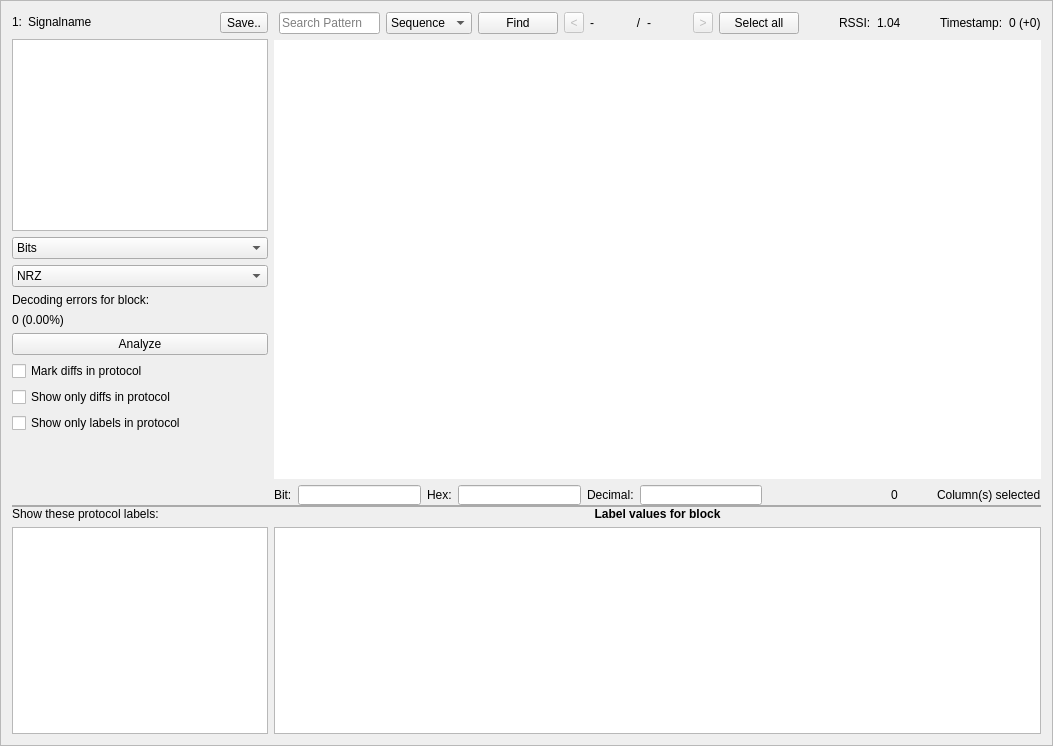
First picture: the form in ui/analysis_frame.ui, repository jopohl/urh, before the edit.
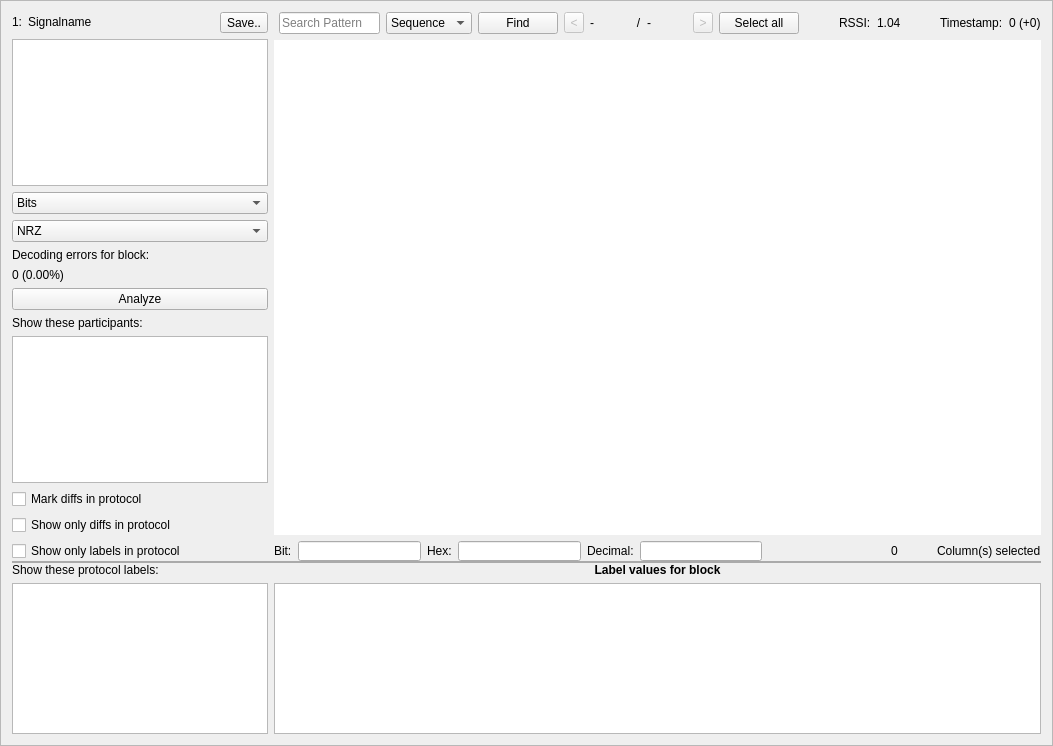
Second picture: the form after the edit. Icons and pictures are not drawn. Custom widgets are drawn as their Qt base class.

Commit message: list for participants

```diff
--- a/ui/analysis_frame.ui
+++ b/ui/analysis_frame.ui
@@ -266,6 +266,23 @@
            </property>
           </widget>
          </item>
+         <item>
+          <widget class="QLabel" name="label_4">
+           <property name="text">
+            <string>Show these participants:</string>
+           </property>
+          </widget>
+         </item>
+         <item>
+          <widget class="QListView" name="listViewParticipants">
+           <property name="sizePolicy">
+            <sizepolicy hsizetype="Preferred" vsizetype="Expanding">
+             <horstretch>0</horstretch>
+             <verstretch>0</verstretch>
+            </sizepolicy>
+           </property>
+          </widget>
+         </item>
          <item>
           <widget class="QCheckBox" name="cbShowDiffs">
            <property name="sizePolicy">
```
The commit also changes 5 other files.
